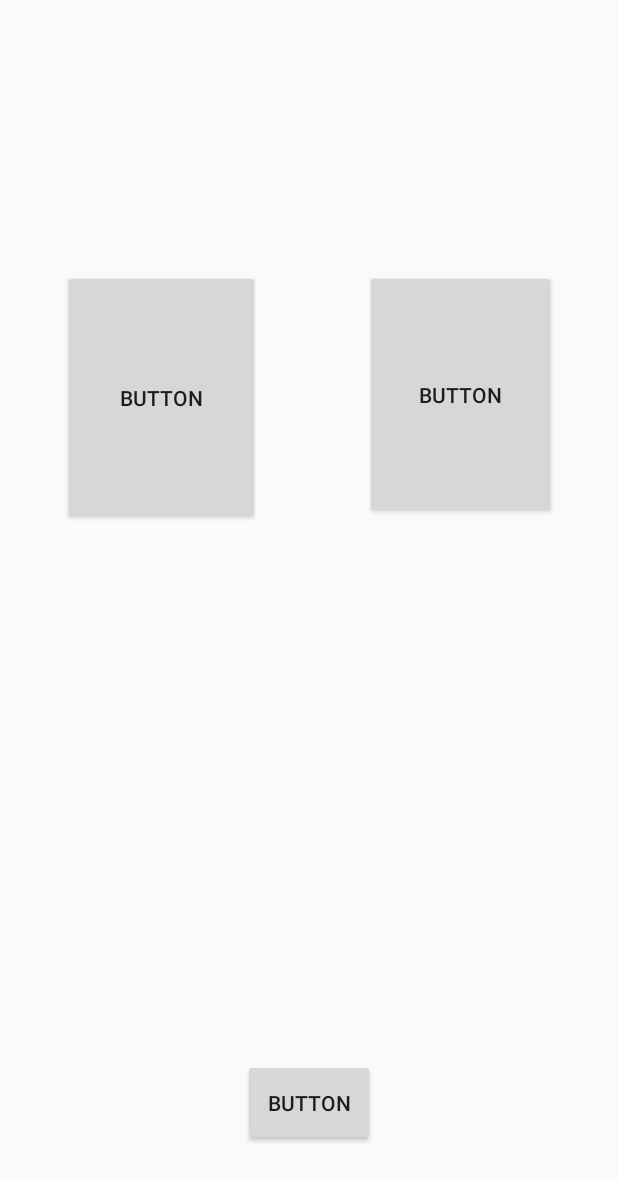
After one commit to skwn-j/cit_prototype, an Android app: the AgentActivity screen opened directly, with no data from a screen before it, on a phone screen of 412 x 824 dp. The commit adds this screen. Shown: the top 1181 px of the screen. Run offline under Robolectric (Android 15) with nearby library versions, the phone set to English and light mode, and no system bars.

Commit message:
Agent Activity Making

```diff
--- a/app/build.gradle
+++ b/app/build.gradle
@@ -27,7 +27,7 @@ android {
         exclude 'META-INF/ASL2.0'
     }
 
-    sourceSets{
+    sourceSets {
         main.java.srcDirs += 'src/main/kotlin'
     }
 }
@@ -43,3 +43,6 @@ dependencies {
     implementation 'com.android.support:support-v4:28.0.0-rc01'
 
 }
+
+apply plugin: 'kotlin-android'
+apply plugin: 'kotlin-android-extensions'
--- /dev/null
+++ b/app/src/main/java/com/example/minim/cit_prototype/AgentActivity.java
@@ -0,0 +1,52 @@
+package com.example.minim.cit_prototype;
+
+import android.graphics.Color;
+import android.os.Environment;
+import android.support.v7.app.AppCompatActivity;
+import android.os.Bundle;
+import android.view.View;
+import android.widget.Button;
+
+import java.io.File;
+import java.io.FileInputStream;
+
+public class AgentActivity extends AppCompatActivity {
+
+    @Override
+    protected void onCreate(Bundle savedInstanceState) {
+        super.onCreate(savedInstanceState);
+        setContentView(R.layout.activity_agent);
+        final Button button1 = (Button) findViewById(R.id.button1) ;
+        final Button button2 = (Button) findViewById(R.id.button2) ;
+        final Button button3 = (Button) findViewById(R.id.cancel_action) ;
+
+        //Setting Storage
+        String dirpath = Environment.getExternalStorageDirectory().getAbsolutePath()+"/Settings";
+        File agentselection = new File(dirpath+"/agent");
+
+
+        button1.setOnClickListener(new Button.OnClickListener() {
+            @Override
+            public void onClick(View view) {
+                button1.setBackgroundColor(Color.rgb(255, 0, 0));
+                button2.setBackgroundColor(Color.rgb(0, 0, 0));
+
+            }
+        });
+
+        button2.setOnClickListener(new Button.OnClickListener() {
+            @Override
+            public void onClick(View view) {
+                button1.setBackgroundColor(Color.rgb(0, 0, 0));
+                button2.setBackgroundColor(Color.rgb(255, 0, 0));
+            }
+        });
+
+        button3.setOnClickListener(new Button.OnClickListener() {
+            @Override
+            public void onClick(View view) {
+                finish();
+            }
+        });
+    }
+}
--- /dev/null
+++ b/app/src/main/res/layout/activity_agent.xml
@@ -0,0 +1,27 @@
+<?xml version="1.0" encoding="utf-8"?>
+<RelativeLayout
+        xmlns:android="http://schemas.android.com/apk/res/android"
+        xmlns:tools="http://schemas.android.com/tools"
+
+        android:layout_width="match_parent"
+        android:layout_height="match_parent"
+        tools:context=".AgentActivity">
+
+
+    <Button
+            android:text="Button"
+            android:layout_width="131dp"
+            android:layout_height="170dp" android:layout_alignParentStart="true"
+            android:layout_alignParentTop="true" android:id="@+id/button1" android:layout_marginStart="42dp"
+            android:layout_marginTop="180dp"/>
+    <Button
+            android:text="Button"
+            android:layout_width="127dp"
+            android:layout_height="166dp" android:layout_alignParentEnd="true" android:layout_marginEnd="41dp"
+            android:layout_alignTop="@+id/button1" android:id="@+id/button2"/>
+    <Button
+            android:text="Button"
+            android:layout_width="wrap_content"
+            android:layout_height="58dp" android:layout_alignParentBottom="true"
+            android:layout_marginBottom="60dp" android:layout_centerHorizontal="true" android:id="@+id/cancel_action"/>
+</RelativeLayout>
--- a/app/src/main/res/layout/activity_main.xml
+++ b/app/src/main/res/layout/activity_main.xml
@@ -16,7 +16,9 @@
         <com.github.bassaer.chatmessageview.view.ChatView
             android:id="@+id/chat_view"
             android:layout_width="match_parent"
-            android:layout_height="match_parent" />
+            android:layout_height="match_parent"
+            app:option_button_enable="true"
+        />
 
         <ListView
             android:id="@+id/drawer_list_main"
```
Also changed, not shown: app/src/main/AndroidManifest.xml (+8 -2 lines), app/src/main/java/com/example/minim/cit_prototype/InfoActivity.java (added, +13 -0 lines), app/src/main/java/com/example/minim/cit_prototype/MainActivity.java (+25 -12 lines), app/src/main/res/layout/activity_info.xml (added, +16 -0 lines).
